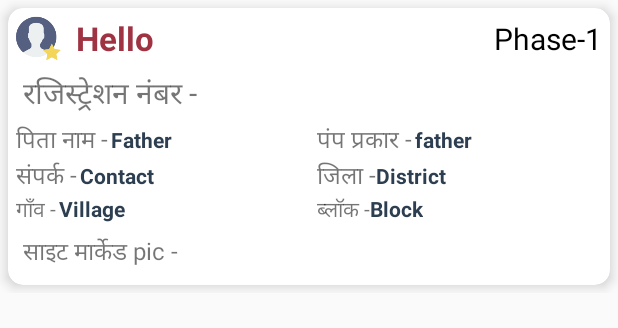
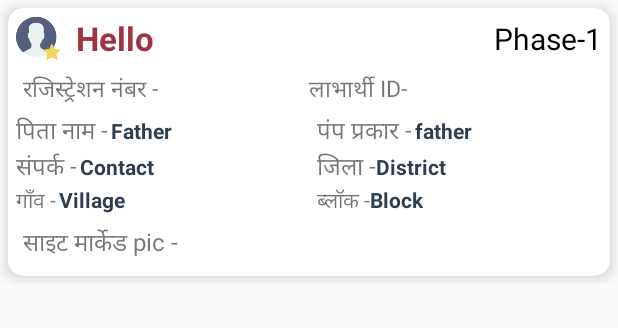
Before and after one commit to ravi-rajput/Creda_Hareda_etc, an Android app: the layout beniflistitem.xml on its own in the app's theme, with its tools: preview values and no code run, on a phone screen of 412 x 824 dp. Shown: the top 328 px of the screen. Run offline under Robolectric (Android 15) with nearby library versions, the phone set to English and light mode, and no system bars; network calls fail.

Commit message:
set benif id for Meda and MSEDCL.

```diff
--- a/app/build.gradle
+++ b/app/build.gradle
@@ -12,7 +12,7 @@ android {
         minSdkVersion 19
         targetSdkVersion 30
         versionCode 4
-        versionName "4.5"
+        versionName "4.6"
         multiDexEnabled true
         testInstrumentationRunner 'androidx.test.runner.AndroidJUnitRunner'
         lintOptions {
--- a/app/src/main/res/layout/beniflistitem.xml
+++ b/app/src/main/res/layout/beniflistitem.xml
@@ -53,24 +53,51 @@
             </RelativeLayout>
             <LinearLayout
                 android:orientation="horizontal"
-                android:layout_width="wrap_content"
+                android:layout_width="match_parent"
                 android:layout_height="wrap_content"
                 android:paddingLeft="10dp"
+                android:weightSum="2"
                 android:paddingRight="10dp">
-
+<LinearLayout
+    android:layout_width="0dp"
+    android:layout_height="wrap_content"
+    android:layout_weight="1">
                 <TextView
                     android:layout_width="wrap_content"
                     android:layout_height="wrap_content"
                     android:text="@string/Registration_number"
-                    android:textSize="20sp" />
+                    android:textSize="15sp" />
                 <TextView
                     android:id="@+id/numberid"
                     android:layout_width="wrap_content"
                     android:layout_height="wrap_content"
                     android:textStyle="bold"
+                    android:maxLines="1"
                     android:layout_marginLeft="10dp"
                     android:textColor="#2c3e50"
-                    android:textSize="22dp" />
+                    android:textSize="17dp" />
+</LinearLayout>
+
+                <LinearLayout
+                    android:id="@+id/benifId"
+                    android:layout_width="0dp"
+                    android:layout_height="wrap_content"
+                    android:layout_weight="1">
+                <TextView
+                    android:layout_width="wrap_content"
+                    android:layout_height="wrap_content"
+                    android:text="लाभार्थी ID-"
+                    android:textSize="15sp" />
+                <TextView
+                    android:id="@+id/meda_reg"
+                    android:layout_width="wrap_content"
+                    android:layout_height="wrap_content"
+                    android:textStyle="bold"
+                    android:maxLines="1"
+                    android:layout_marginLeft="10dp"
+                    android:textColor="#2c3e50"
+                    android:textSize="17dp" />
+                </LinearLayout>
 
             </LinearLayout>
             <LinearLayout
```
Also changed, not shown: app/src/main/java/update/gautamsolar/creda/BenifRecyclerview.java (+21 -2 lines), app/src/main/java/update/gautamsolar/creda/BenificiaryListitem.java (+4 -3 lines), app/src/main/java/update/gautamsolar/creda/CredaModel.java (+10 -1 lines).
